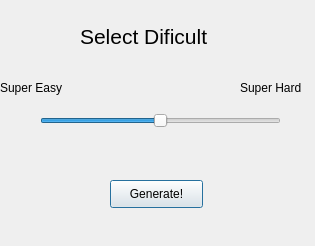
Before: the Qt Designer form DiffDialog.ui in jakubmiernik/Sudoku, drawn with Qt 5.
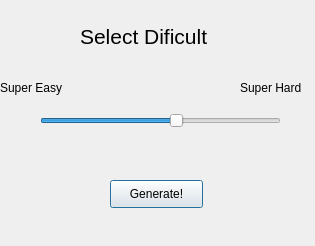
After: the same form once the commit is applied.

What changed in the file:
```diff
--- a/DiffDialog.ui
+++ b/DiffDialog.ui
@@ -44,7 +44,7 @@
     <number>10</number>
    </property>
    <property name="maximum">
-    <number>50</number>
+    <number>45</number>
    </property>
    <property name="value">
     <number>30</number>
```
